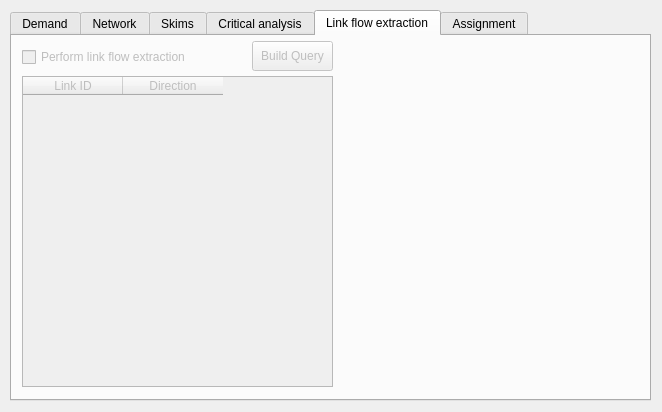
AequilibraE/qaequilibrae, file forms/ui_traffic_assignment.ui: the form before one commit.
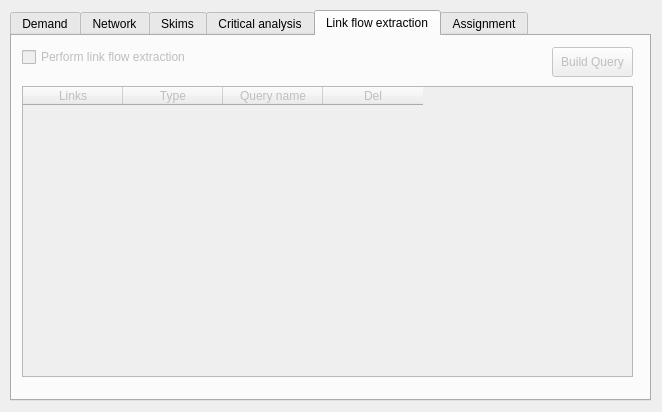
The form after the commit. The open tabs and pages were chosen to show the change. Custom widgets are drawn as their Qt base class.

Patch:
```diff
--- a/forms/ui_traffic_assignment.ui
+++ b/forms/ui_traffic_assignment.ui
@@ -412,9 +412,9 @@
      <property name="geometry">
       <rect>
        <x>10</x>
-       <y>40</y>
-       <width>311</width>
-       <height>311</height>
+       <y>50</y>
+       <width>611</width>
+       <height>291</height>
       </rect>
      </property>
      <property name="accessibleName">
@@ -430,19 +430,29 @@
       <number>0</number>
      </property>
      <property name="columnCount">
-      <number>2</number>
+      <number>4</number>
      </property>
      <attribute name="verticalHeaderDefaultSectionSize">
       <number>27</number>
      </attribute>
      <column>
       <property name="text">
-       <string>Link ID</string>
+       <string>Links</string>
       </property>
      </column>
      <column>
       <property name="text">
-       <string>Direction</string>
+       <string>Type</string>
+      </property>
+     </column>
+     <column>
+      <property name="text">
+       <string>Query name</string>
+      </property>
+     </column>
+     <column>
+      <property name="text">
+       <string>Del</string>
       </property>
      </column>
     </widget>
@@ -468,8 +478,8 @@
      </property>
      <property name="geometry">
       <rect>
-       <x>240</x>
-       <y>5</y>
+       <x>540</x>
+       <y>11</y>
        <width>81</width>
        <height>30</height>
       </rect>
```
